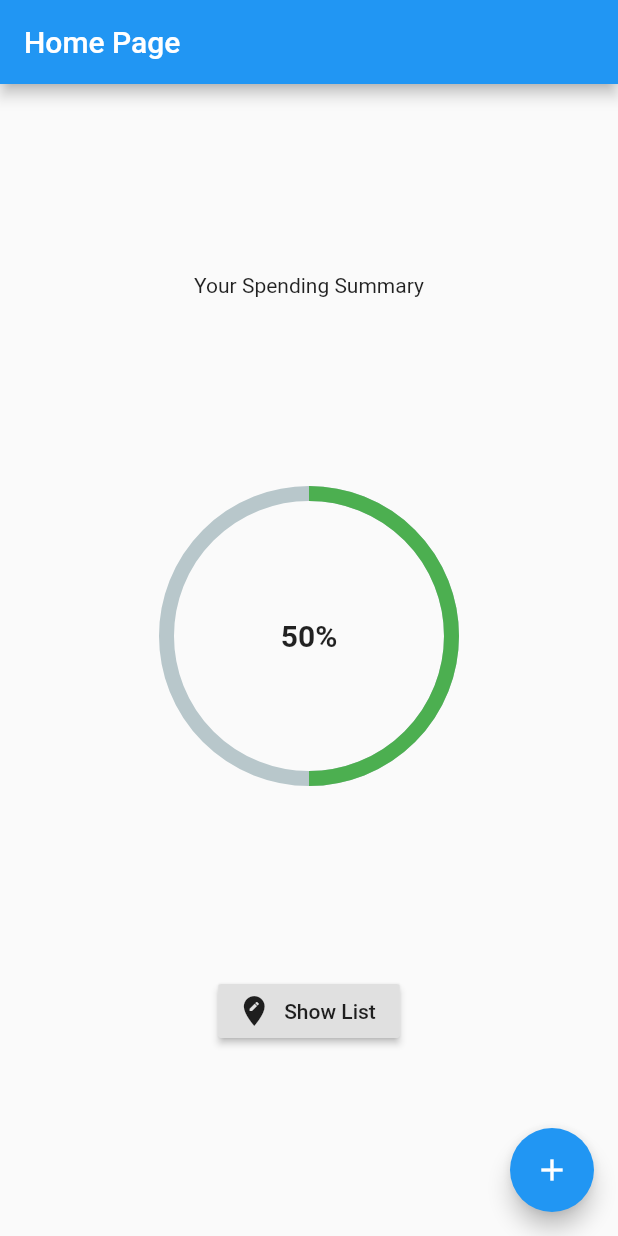
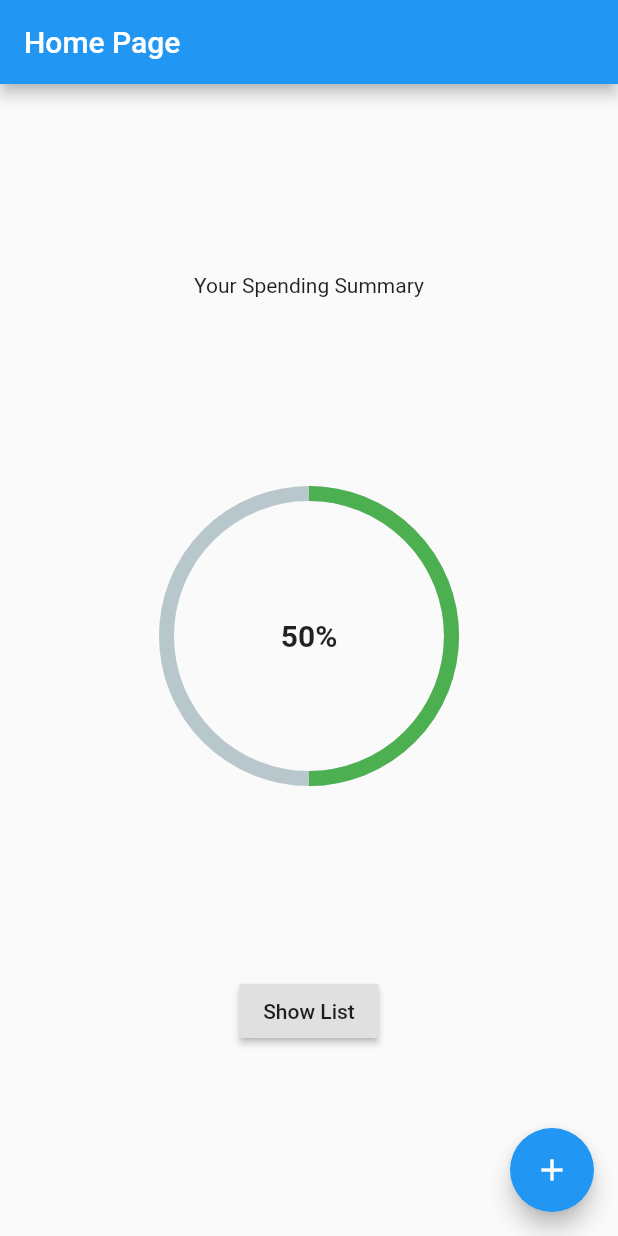
Before and after one commit to cyshe/uoft_hacks2021, a Flutter app: the screen it shows after launch, on a phone screen of 412 x 824 dp. Run offline on Flutter 3.47's test engine with Material 2 defaults, Android fonts, the phone set to English and light mode, and no system bars; drawn by our look-alikes of percent_indicator.

Commit message:
Button working

```diff
--- a/lib/Pages/HomePage.dart
+++ b/lib/Pages/HomePage.dart
@@ -60,11 +60,13 @@ class _HomePageState extends State<HomePage> {
               ),
               progressColor: Colors.green,
             ),
-            RaisedButton.icon(
-              onPressed: _incrementCounter,
-              icon: Icon(Icons.edit_location),
-              label:
-                Text("Show List"),
+            RaisedButton(
+              onPressed: () {
+                debugPrint('hello');
+                Navigator.pushNamed(context, '/lists');
+              },
+              // icon: Icon(Icons.edit_location),
+              child: Text("Show List"),
             ),
           ],
         ),
```
